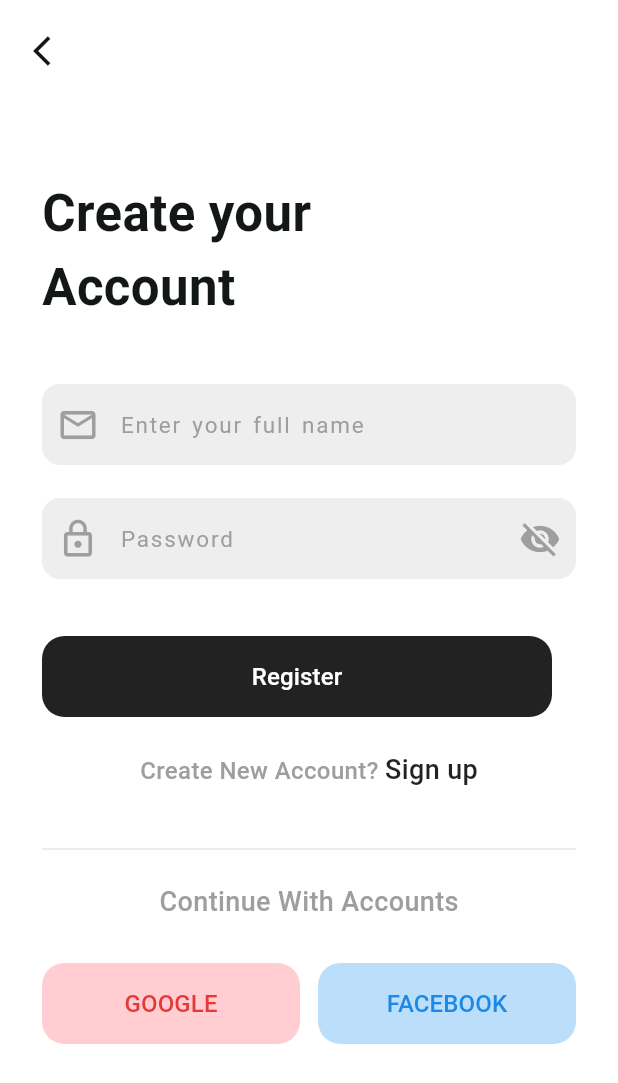
After one commit to Shougotmollik/Brain_Box, a Flutter app: the LogInScreen screen opened directly, on a phone screen of 412 x 824 dp. The commit adds this screen. Shown: the top 1083 px of the screen. Run offline on Flutter 3.47's test engine with Material 3 defaults, Android fonts, the phone set to English and light mode, and no system bars; our stand-ins replace get, smooth_page_indicator; statements that could not run were skipped.

Commit message:
- design sign up screen - design sign in screen

```diff
--- /dev/null
+++ b/lib/views/screens/auth/log_in_screen/log_in_screen.dart
@@ -0,0 +1,133 @@
+import 'package:brain_box/route/route_names.dart';
+import 'package:brain_box/views/widgets/custom_app_bar.dart';
+import 'package:brain_box/views/widgets/custom_elevated_button.dart';
+import 'package:brain_box/views/widgets/custom_text_form_field.dart';
+import 'package:flutter/gestures.dart';
+import 'package:flutter/material.dart';
+import 'package:get/get.dart';
+
+class LogInScreen extends StatefulWidget {
+  const LogInScreen({super.key});
+
+  @override
+  State<LogInScreen> createState() => _LogInScreenState();
+}
+
+final TextEditingController _emailTEController = TextEditingController();
+final TextEditingController _passwordTEController = TextEditingController();
+
+class _LogInScreenState extends State<LogInScreen> {
+  @override
+  Widget build(BuildContext context) {
+    return Scaffold(
+      appBar: const CustomAppBar(),
+      body: SingleChildScrollView(
+        child: Padding(
+          padding: const EdgeInsets.all(28.0),
+          child: Column(
+            crossAxisAlignment: CrossAxisAlignment.start,
+            children: [
+              const SizedBox(height: 34),
+              const SizedBox(
+                width: 200,
+                height: 100,
+                child: Text(
+                  'Create your Account',
+                  style: TextStyle(
+                    fontSize: 34,
+                    fontWeight: FontWeight.w700,
+                  ),
+                ),
+              ),
+              const SizedBox(height: 38),
+              CustomTextFormField(
+                hintText: 'Enter your full name ',
+                prefixIcon: Icons.mail_outlined,
+                textEditingController: _emailTEController,
+              ),
+              const SizedBox(height: 22),
+              CustomTextFormField(
+                hintText: 'Password ',
+                prefixIcon: Icons.lock_outline,
+                showToggle: true,
+                textEditingController: _passwordTEController,
+              ),
+              const SizedBox(height: 38),
+              CustomElevatedButton(
+                  onTap: () {},
+                  btnText: 'Register',
+                  bgColor: Colors.black87,
+                  textColor: Colors.white),
+              const SizedBox(height: 22),
+              Align(
+                alignment: Alignment.center,
+                child: Text.rich(
+                  TextSpan(
+                    children: [
+                      TextSpan(
+                          text: 'Sign up',
+                          style: const TextStyle(
+                            fontWeight: FontWeight.w500,
+                            fontSize: 18,
+                            color: Colors.black87,
+                          ),
+                          recognizer: TapGestureRecognizer()
+                            ..onTap = () {
+                              Get.toNamed(RouteNames.signUpScreen);
+                            }),
+                    ],
+                    text: 'Create New Account? ',
+                    style: const TextStyle(
+                      fontSize: 16,
+                      color: Colors.grey,
+                      fontWeight: FontWeight.w500,
+                    ),
+                  ),
+                ),
+              ),
+              const SizedBox(height: 18),
+              Divider(
+                height: 44,
+                thickness: 0.8,
+                color: Colors.grey.shade300,
+              ),
+              const Align(
+                alignment: Alignment.center,
+                child: Text(
+                  'Continue With Accounts',
+                  style: TextStyle(
+                    fontSize: 18,
+                    color: Colors.grey,
+                    fontWeight: FontWeight.w500,
+                  ),
+                ),
+              ),
+              const SizedBox(height: 28),
+              Row(
+                children: [
+                  Expanded(
+                    child: CustomElevatedButton(
+                      onTap: () {},
+                      bgColor: Colors.red.shade100,
+                      textColor: Colors.red.shade600,
+                      btnText: 'GOOGLE',
+                    ),
+                  ),
+                  const SizedBox(width: 12),
+                  Expanded(
+                    child: CustomElevatedButton(
+                      onTap: () {},
+                      bgColor: Colors.blue.shade100,
+                      textColor: Colors.blue.shade600,
+                      btnText: 'FACEBOOK',
+                    ),
+                  ),
+                ],
+              )
+            ],
+          ),
+        ),
+      ),
+    );
+  }
+}
--- a/lib/views/auth/onboarding_screen/onboarding_screen.dart
+++ b/lib/views/screens/auth/onboarding_screen/onboarding_screen.dart
@@ -132,9 +132,7 @@ class OnboardingScreenInfo extends StatelessWidget {
     return Column(
       mainAxisAlignment: MainAxisAlignment.center,
       children: [
-        customImage(
-          imageSource: image,
-        ),
+        customImage(imageSource: image, height: 550),
         Text(title,
             textAlign: TextAlign.center,
             style: const TextStyle(fontSize: 34, fontWeight: FontWeight.bold)),
--- /dev/null
+++ b/lib/views/widgets/custom_app_bar.dart
@@ -0,0 +1,28 @@
+import 'package:flutter/material.dart';
+import 'package:get/get.dart';
+
+class CustomAppBar extends StatelessWidget implements PreferredSizeWidget {
+  const CustomAppBar({
+    super.key,
+  });
+
+  @override
+  Widget build(BuildContext context) {
+    return AppBar(
+      leading: IconButton(
+          onPressed: () {
+            Get.back();
+          },
+          icon: const Padding(
+            padding: EdgeInsets.all(14.0),
+            child: Icon(
+              Icons.arrow_back_ios,
+              size: 24,
+            ),
+          )),
+    );
+  }
+
+  @override
+  Size get preferredSize => const Size.fromHeight(kToolbarHeight);
+}
--- /dev/null
+++ b/lib/views/widgets/custom_elevated_button.dart
@@ -0,0 +1,37 @@
+import 'package:flutter/material.dart';
+
+class CustomElevatedButton extends StatelessWidget {
+  const CustomElevatedButton({
+    super.key,
+    required this.onTap,
+    required this.btnText,
+    required this.bgColor,
+    required this.textColor,
+  });
+  final VoidCallback onTap;
+  final String btnText;
+  final Color bgColor;
+  final Color textColor;
+  @override
+  Widget build(BuildContext context) {
+    return ElevatedButton(
+      onPressed: onTap,
+      style: ElevatedButton.styleFrom(
+          elevation: 0.0,
+          backgroundColor: bgColor,
+          foregroundColor: textColor,
+          minimumSize: const Size(340, 54),
+          shape: RoundedRectangleBorder(
+            borderRadius: BorderRadius.circular(15),
+          )),
+      child: Text(
+        btnText,
+        textAlign: TextAlign.justify,
+        style: const TextStyle(
+          fontSize: 16,
+          fontWeight: FontWeight.w500,
+        ),
+      ),
+    );
+  }
+}
--- /dev/null
+++ b/lib/views/widgets/custom_text_form_field.dart
@@ -0,0 +1,80 @@
+import 'package:flutter/material.dart';
+
+class CustomTextFormField extends StatefulWidget {
+  const CustomTextFormField({
+    super.key,
+    required this.hintText,
+    required this.prefixIcon,
+    this.showToggle = false,
+    required this.textEditingController,
+  });
+  final String hintText;
+  final IconData prefixIcon;
+  final bool showToggle;
+  final TextEditingController textEditingController;
+
+  @override
+  State<CustomTextFormField> createState() => _CustomTextFormFieldState();
+}
+
+class _CustomTextFormFieldState extends State<CustomTextFormField> {
+  bool _obscureText = true;
+  @override
+  Widget build(BuildContext context) {
+    return Container(
+      decoration: BoxDecoration(
+          color: Colors.grey.shade200, borderRadius: BorderRadius.circular(12)),
+      child: TextFormField(
+        obscureText: widget.showToggle ? _obscureText : !_obscureText,
+        controller: widget.textEditingController,
+        style: const TextStyle(
+          fontSize: 18,
+          color: Colors.black54,
+          letterSpacing: 0.5,
+          height: 1.2,
+          fontWeight: FontWeight.w500,
+        ),
+        decoration: InputDecoration(
+            prefixIcon: Icon(
+              widget.prefixIcon,
+              color: Colors.grey.shade500,
+              size: 28,
+            ),
+            suffixIcon: widget.showToggle
+                ? IconButton(
+                    onPressed: () {
+                      setState(() {
+                        _obscureText = !_obscureText;
+                      });
+                    },
+                    icon: Icon(
+                      _obscureText ? Icons.visibility_off : Icons.visibility,
+                      color: Colors.grey.shade500,
+                      size: 28,
+                    ))
+                : null,
+            contentPadding:
+                const EdgeInsets.symmetric(vertical: 16, horizontal: 12),
+            hintStyle: TextStyle(
+              fontSize: 15,
+              color: Colors.grey.shade500,
+              fontWeight: FontWeight.w400,
+              wordSpacing: 2,
+              letterSpacing: 1.2,
+            ),
+            hintText: widget.hintText,
+            floatingLabelBehavior: FloatingLabelBehavior.never,
+            focusedBorder: OutlineInputBorder(
+              borderRadius: BorderRadius.circular(12),
+              borderSide: BorderSide.none,
+            ),
+            border: OutlineInputBorder(
+              borderRadius: BorderRadius.circular(12),
+              borderSide: BorderSide.none,
+            )),
+        cursorColor: Colors.black87,
+        cursorWidth: 1.5,
+      ),
+    );
+  }
+}
```
